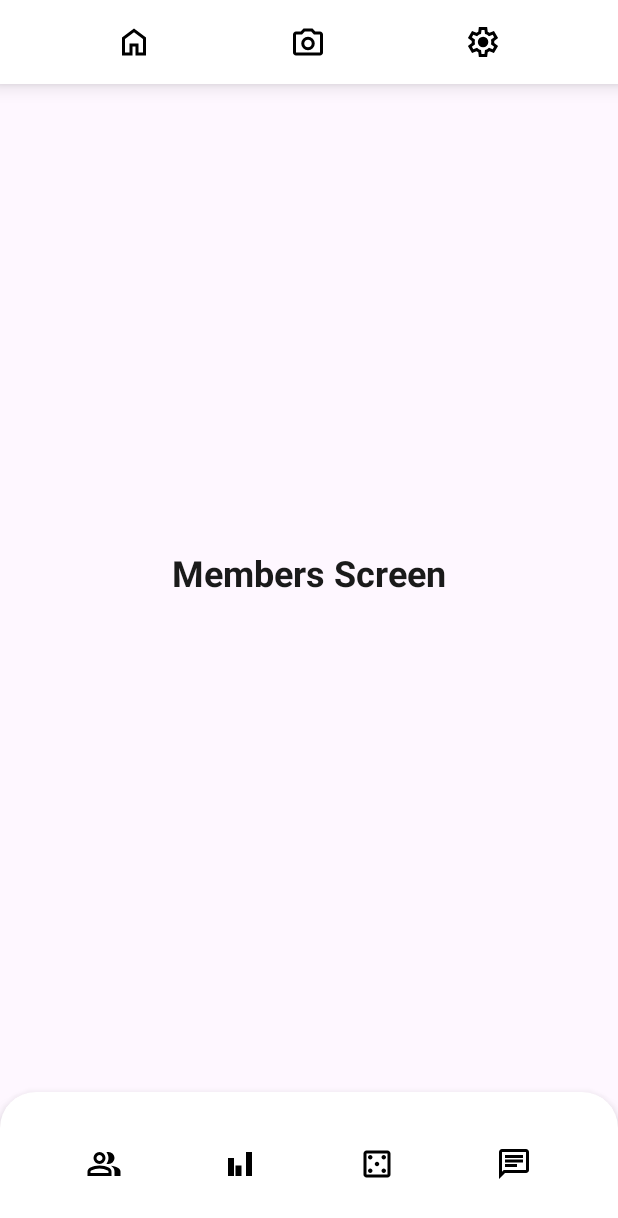
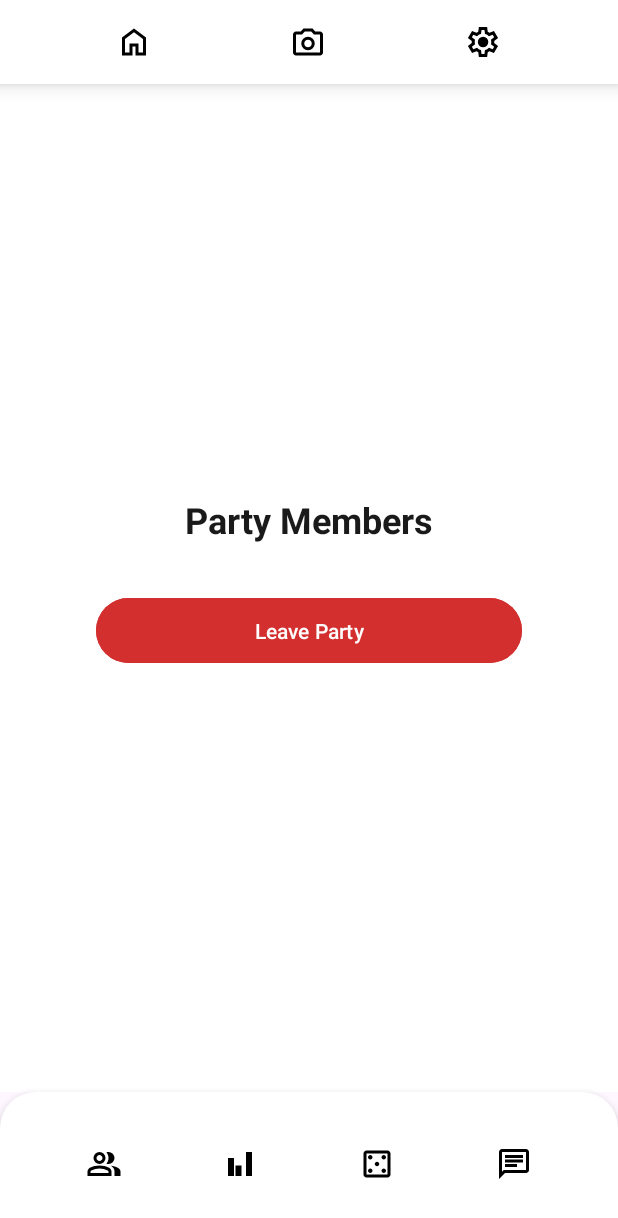
Before and after one commit to puscasp-mcmaster/DieSpy, an Android app: the MembersFragment screen opened through its navigation route, on a phone screen of 412 x 824 dp. Shown: the top 1218 px of the screen. Run offline under Robolectric (Android 15) with nearby library versions, the light colour scheme and no system bars; our stand-ins replace Firebase (no records; nobody signed in at launch, a user with empty details on screens opened directly).

Commit message:
added members screen to display all users in a party. Also added a leave party button on this screen

```diff
--- a/app/src/main/res/layout/fragment_members.xml
+++ b/app/src/main/res/layout/fragment_members.xml
@@ -1,21 +1,58 @@
 <?xml version="1.0" encoding="utf-8"?>
-<FrameLayout xmlns:android="http://schemas.android.com/apk/res/android"
+<androidx.constraintlayout.widget.ConstraintLayout
+    xmlns:android="http://schemas.android.com/apk/res/android"
+    xmlns:app="http://schemas.android.com/apk/res-auto"
     android:layout_width="match_parent"
-    android:layout_height="match_parent">
+    android:layout_height="match_parent"
+    android:background="@android:color/white">
 
     <LinearLayout
-        android:layout_width="match_parent"
-        android:layout_height="match_parent"
-        android:gravity="center"
-        android:orientation="vertical">
+        android:id="@+id/memberContent"
+        android:layout_width="0dp"
+        android:layout_height="wrap_content"
+        android:orientation="vertical"
+        android:gravity="center_horizontal"
+        android:padding="24dp"
+        android:layout_marginHorizontal="40dp"
+        app:layout_constraintTop_toTopOf="parent"
+        app:layout_constraintBottom_toBottomOf="parent"
+        app:layout_constraintStart_toStartOf="parent"
+        app:layout_constraintEnd_toEndOf="parent">
 
         <TextView
             android:layout_width="wrap_content"
             android:layout_height="wrap_content"
-            android:text="Members Screen"
+            android:text="Party Members"
             android:textSize="24sp"
             android:textStyle="bold"
-            android:layout_marginBottom="20dp"/>
+            android:layout_marginBottom="16dp" />
+
+        <TextView
+            android:id="@+id/noMembersText"
+            android:layout_width="wrap_content"
+            android:layout_height="wrap_content"
+            android:text="No members found."
+            android:textColor="#777777"
+            android:visibility="gone"
+            android:layout_marginBottom="12dp" />
+
+        <androidx.recyclerview.widget.RecyclerView
+            android:id="@+id/membersRecyclerView"
+            android:layout_width="match_parent"
+            android:layout_height="wrap_content"
+            android:scrollbars="vertical" />
+
+        <Button
+            android:id="@+id/leavePartyButton"
+            android:layout_width="match_parent"
+            android:layout_height="wrap_content"
+            android:text="Leave Party"
+            android:textColor="#FFFFFF"
+            android:backgroundTint="#D32F2F"
+            android:padding="12dp"
+            android:layout_marginTop="16dp"
+            android:layout_marginBottom="8dp"/>
+
     </LinearLayout>
 
-</FrameLayout>
+</androidx.constraintlayout.widget.ConstraintLayout>
--- a/app/src/main/res/navigation/nav_graph.xml
+++ b/app/src/main/res/navigation/nav_graph.xml
@@ -85,6 +85,7 @@
         android:name="com.diespy.app.ui.members.MembersFragment"
         android:label="Members"
         tools:layout="@layout/fragment_members">
+        <action android:id="@+id/action_members_to_home" app:destination="@id/homeFragment"/>
     </fragment>
 
     <!-- Logs -->
```
Also changed, not shown: app/src/main/java/com/diespy/app/managers/firebase/FireStoreManager.kt (+33 -0 lines), app/src/main/java/com/diespy/app/ui/members/MemberAdapter.kt (added, +26 -0 lines), app/src/main/java/com/diespy/app/ui/members/MembersFragment.kt (+56 -1 lines), app/src/main/res/layout/fragment_change_password.xml (+0 -11 lines), app/src/main/res/layout/item_member.xml (added, +17 -0 lines).
